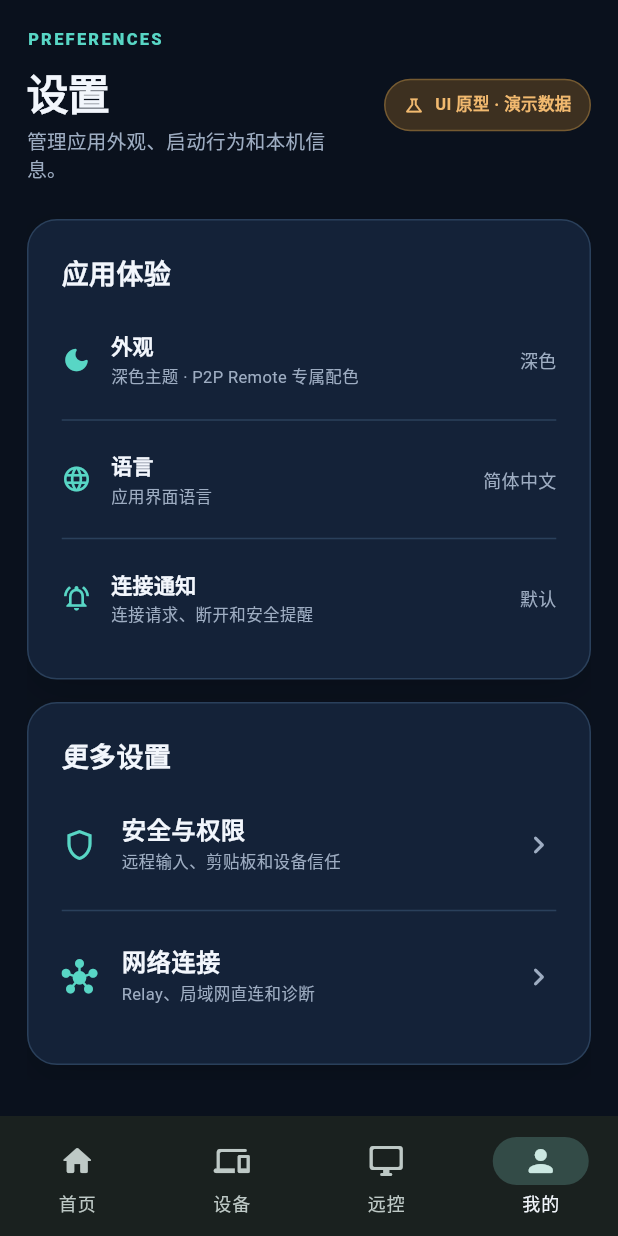
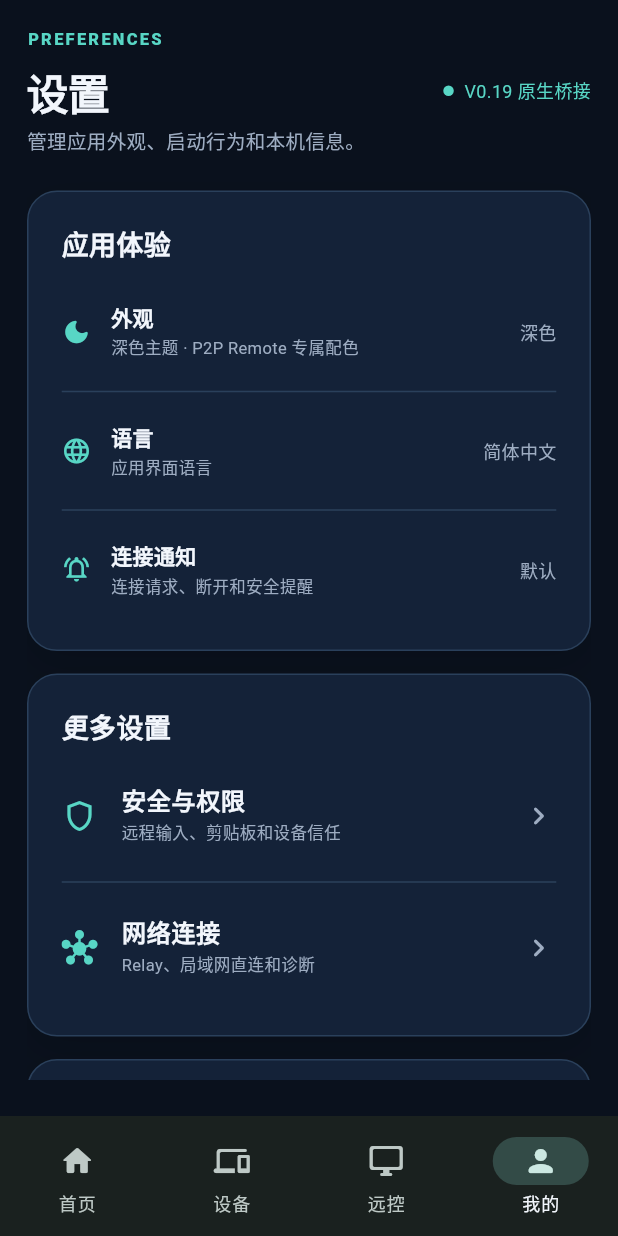
Before and after one commit to trade3403/p2p, a Flutter app: the screen it shows after launch, item 4 of the bottom bar chosen, on a phone screen of 412 x 824 dp. Run offline on Flutter 3.47's test engine with Material 3 defaults, Android fonts, the phone set to English and light mode, and no system bars; our stand-ins replace material_ui; missing offline and left inert: dart:ffi, window_manager.

Commit message:
chore(v0.19): replace prototype badge with native bridge status

```diff
--- a/flutter_app/lib/screens/settings_screen.dart
+++ b/flutter_app/lib/screens/settings_screen.dart
@@ -17,7 +17,7 @@ class SettingsScreen extends StatelessWidget {
           eyebrow: 'PREFERENCES',
           title: '设置',
           subtitle: '管理应用外观、启动行为和本机信息。',
-          trailing: PrototypePill(),
+          trailing: StatusDot(color: P2PColors.mint, label: 'V0.19 原生桥接'),
         ),
         const SizedBox(height: 24),
         const PanelCard(
```
